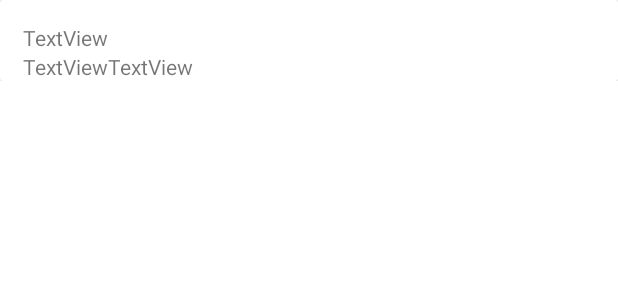
After one commit to Borovsky0/Calendula, an Android app: the layout element_day.xml on its own in the app's theme, with its tools: preview values and no code run, on a phone screen of 412 x 824 dp. The commit adds this screen. Shown: the top 300 px of the screen. Run offline under Robolectric (Android 15) with nearby library versions, the phone set to English and light mode, and no system bars.

Commit message:
Reading from SQLite DB to RecyclerView

```diff
--- /dev/null
+++ b/app/src/main/res/layout/element_day.xml
@@ -0,0 +1,44 @@
+<?xml version="1.0" encoding="utf-8"?>
+<LinearLayout xmlns:android="http://schemas.android.com/apk/res/android"
+    xmlns:app="http://schemas.android.com/apk/res-auto"
+    xmlns:tools="http://schemas.android.com/tools"
+    android:orientation="vertical"
+    android:layout_width="match_parent"
+    android:layout_height="wrap_content">
+
+    <androidx.cardview.widget.CardView
+        android:layout_width="match_parent"
+        android:layout_height="wrap_content" >
+
+        <androidx.constraintlayout.widget.ConstraintLayout
+            android:layout_width="match_parent"
+            android:layout_height="wrap_content">
+
+            <TextView
+                android:id="@+id/textID"
+                android:layout_width="wrap_content"
+                android:layout_height="wrap_content"
+                android:layout_marginStart="15dp"
+                android:layout_marginTop="15dp"
+                android:text="TextView"
+                app:layout_constraintStart_toStartOf="parent"
+                app:layout_constraintTop_toTopOf="parent" />
+
+            <TextView
+                android:id="@+id/textName"
+                android:layout_width="wrap_content"
+                android:layout_height="wrap_content"
+                android:text="TextView"
+                app:layout_constraintStart_toStartOf="@+id/textID"
+                app:layout_constraintTop_toBottomOf="@+id/textID" />
+
+            <TextView
+                android:id="@+id/textDate"
+                android:layout_width="wrap_content"
+                android:layout_height="wrap_content"
+                android:text="TextView"
+                app:layout_constraintStart_toEndOf="@+id/textName"
+                app:layout_constraintTop_toBottomOf="@+id/textID" />
+        </androidx.constraintlayout.widget.ConstraintLayout>
+    </androidx.cardview.widget.CardView>
+</LinearLayout>
```
Also changed, not shown: app/src/main/java/com/bvl/calendula/DatabaseHelper.java (+15 -2 lines), app/src/main/java/com/bvl/calendula/ElementAdapter.java (added, +66 -0 lines), app/src/main/java/com/bvl/calendula/ui/DayFragment.java (+54 -0 lines).
